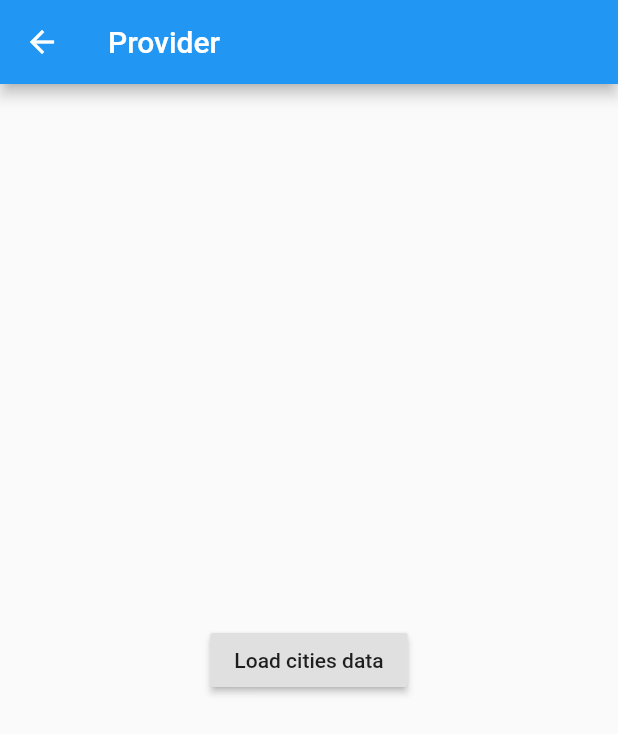
After one commit to guoxiaojiang/flutter_architecture, a Flutter app: the ProviderPage screen opened directly, on a phone screen of 412 x 824 dp. The commit adds this screen. Shown: the top 734 px of the screen. Run offline on Flutter 3.47's test engine with Material 2 defaults, Android fonts, the phone set to English and light mode, and no system bars; our stand-ins replace dio.

Commit message:
submit provider way of manage state

```diff
--- /dev/null
+++ b/lib/page/provider/city_schedule.dart
@@ -0,0 +1,39 @@
+import 'package:flutter/foundation.dart';
+import 'package:flutter_architecture/data/city.dart';
+import 'package:flutter_architecture/data/repository.dart';
+
+class CitySchedule extends ChangeNotifier {
+  static const state_init = 0;
+  static const state_loading = 1;
+  static const state_loaded = 2;
+
+  int _state = state_init;
+
+  int get state => _state;
+
+  CityData _cityData;
+
+  CityData get cityData => _cityData;
+
+  Repository _repository;
+
+  set repository(Repository repository) {
+    _repository = repository;
+  }
+
+  void setStateAndData(int value, {CityData cityData}) {
+    _state = value;
+    if (cityData != null) {
+      _cityData = cityData;
+    }
+    notifyListeners();
+  }
+
+  void getCityData() {
+    setStateAndData(state_loading);
+    _repository.getCityData().then((cityData) {
+      setStateAndData(state_loaded, cityData: cityData);
+    });
+  }
+
+}
--- /dev/null
+++ b/lib/page/provider/provider_page.dart
@@ -0,0 +1,89 @@
+import 'package:flutter/material.dart';
+import 'package:flutter_architecture/data/city.dart';
+import 'package:flutter_architecture/data/repository.dart';
+import 'package:provider/provider.dart';
+
+import 'city_schedule.dart';
+
+class ProviderPage extends StatefulWidget {
+  final Repository _repository;
+
+  ProviderPage(this._repository);
+
+  @override
+  State<StatefulWidget> createState() => _ProviderPageState();
+}
+
+class _ProviderPageState extends State<ProviderPage> {
+  @override
+  Widget build(BuildContext context) {
+    return Scaffold(
+      appBar: AppBar(
+        title: const Text("Provider"),
+      ),
+      body: SafeArea(
+          child: ChangeNotifierProvider(
+        builder: (context) {
+          return CitySchedule()..repository = widget._repository;
+        },
+        child: Consumer<CitySchedule>(
+          builder: (context, schedule, _) {
+            if (schedule.state == CitySchedule.state_init) {
+              return _buildInit(context, schedule);
+            } else if (schedule.state == CitySchedule.state_loading) {
+              return _buildLoading();
+            } else if (schedule.state == CitySchedule.state_loaded) {
+              return _buildContent(schedule.cityData);
+            }
+          },
+        ),
+      )),
+    );
+  }
+
+  Widget _buildInit(BuildContext context, CitySchedule schedule) {
+    return ChangeNotifierProvider<CitySchedule>(
+      builder: (context) => CitySchedule(),
+      child: Center(
+        child: RaisedButton(
+          child: const Text('Load cities data'),
+          onPressed: () {
+            schedule.getCityData();
+          },
+        ),
+      ),
+    );
+  }
+
+  Widget _buildLoading() {
+    return const Center(
+      child: CircularProgressIndicator(),
+    );
+  }
+
+  Widget _buildContent(CityData cityData) {
+    return Column(
+      children: <Widget>[
+        Padding(
+          padding: const EdgeInsets.all(8.0),
+          child: Text(
+            "山西省的城市有如下：",
+            style: TextStyle(fontSize: 19),
+          ),
+        ),
+        Expanded(
+          child: ListView.builder(
+              itemCount: cityData.cities.length,
+              padding: const EdgeInsets.all(16.0),
+              itemBuilder: (context, index) {
+                return ListTile(
+                    title: Text(
+                  cityData.cities[index].cityName,
+                  style: TextStyle(fontSize: 18),
+                ));
+              }),
+        ),
+      ],
+    );
+  }
+}
--- a/pubspec.yaml
+++ b/pubspec.yaml
@@ -22,6 +22,7 @@ dependencies:
 
   dio: ^2.1.3
   scoped_model: ^1.0.1
+  provider: ^2.0.1
 
   # The following adds the Cupertino Icons font to your application.
   # Use with the CupertinoIcons class for iOS style icons.
```
Also changed, not shown: lib/main.dart (+13 -5 lines), pubspec.lock.
